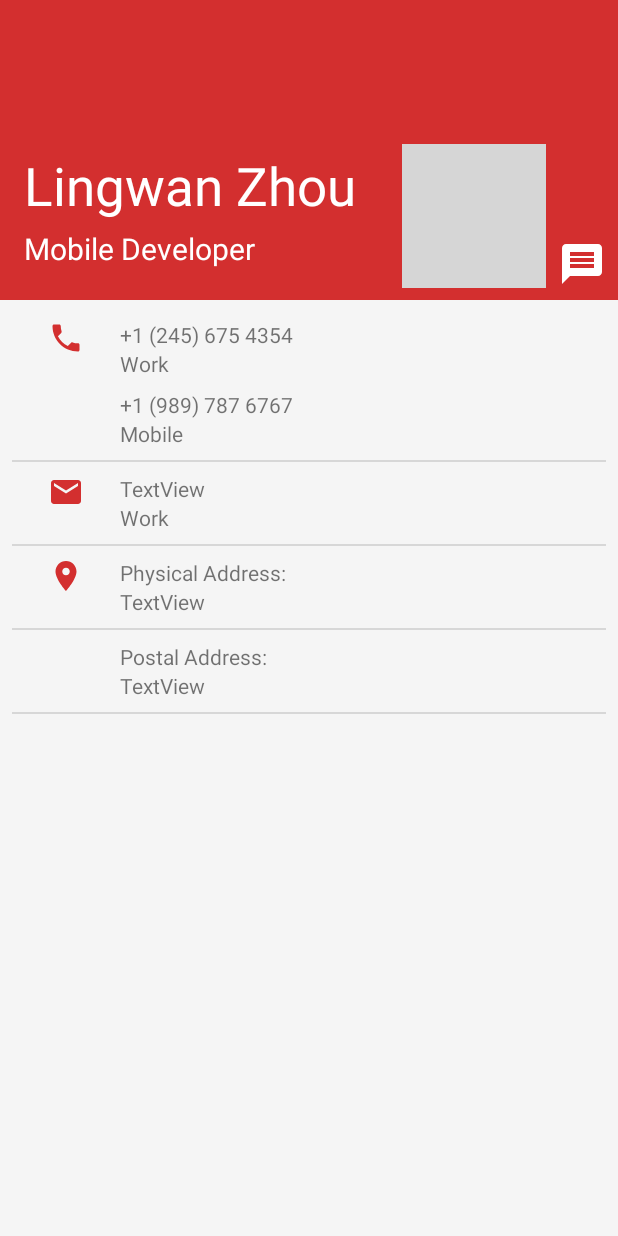
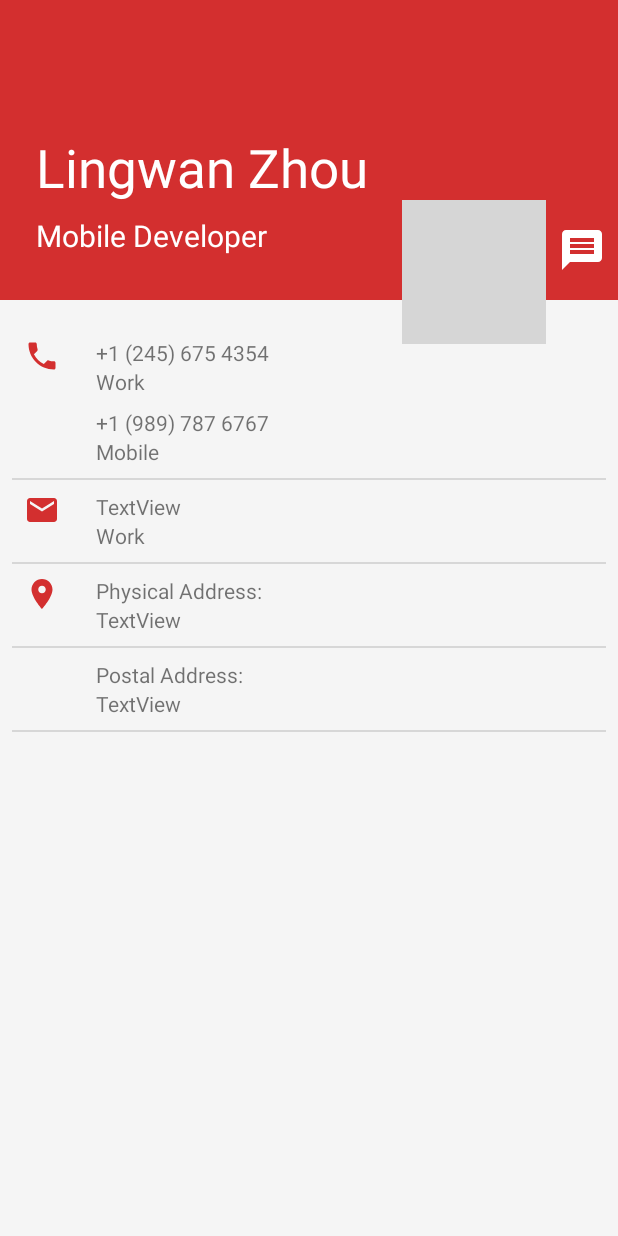
Before and after one commit to cfiamobility/directinfo, an Android app: the layout activity_detailed_info.xml on its own in the app's theme, with its tools: preview values and no code run, on a phone screen of 412 x 824 dp. Run offline under Robolectric (Android 15) with nearby library versions, the phone set to English and light mode, and no system bars; grey boxes are pictures that could not be loaded.

Commit message:
details page changed

```diff
--- a/app/src/main/res/layout/activity_detailed_info.xml
+++ b/app/src/main/res/layout/activity_detailed_info.xml
@@ -16,38 +16,48 @@
             android:id="@+id/contact_banner"
             android:layout_width="match_parent"
             android:layout_height="200dp"
-            android:background="@color/md_red_700" />
+            android:background="@color/md_red_700"
+            app:layout_constraintEnd_toEndOf="parent"
+            app:layout_constraintHorizontal_bias="0.0"
+            app:layout_constraintStart_toStartOf="parent"
+            app:layout_constraintTop_toTopOf="parent" />
 
         <TextView
             android:id="@+id/tvName"
             android:layout_width="wrap_content"
             android:layout_height="wrap_content"
+            android:layout_marginStart="8dp"
+            android:layout_marginTop="8dp"
             android:paddingLeft="16dp"
-            android:paddingTop="100dp"
+            android:paddingTop="80dp"
             android:text="Lingwan Zhou"
             android:textColor="@android:color/white"
-            android:textSize="35dp" />
+            android:textSize="35dp"
+            app:layout_constraintStart_toStartOf="parent"
+            app:layout_constraintTop_toTopOf="parent" />
 
         <TextView
             android:id="@+id/tvTitle"
             android:layout_width="wrap_content"
             android:layout_height="wrap_content"
+            android:layout_marginTop="8dp"
             android:paddingLeft="16dp"
-            android:paddingTop="152dp"
             android:text="Mobile Developer"
             android:textColor="@android:color/white"
-            android:textSize="20dp" />
+            android:textSize="20dp"
+            app:layout_constraintStart_toStartOf="@+id/tvName"
+            app:layout_constraintTop_toBottomOf="@+id/tvName" />
 
         <ImageButton
             android:id="@+id/btnTextMobile"
             android:layout_width="wrap_content"
             android:layout_height="wrap_content"
-            android:layout_marginBottom="8dp"
             android:layout_marginEnd="8dp"
             android:background="@android:color/transparent"
             android:src="@drawable/ic_message_white"
             app:layout_constraintBottom_toBottomOf="@+id/contact_banner"
-            app:layout_constraintEnd_toEndOf="parent" />
+            app:layout_constraintEnd_toEndOf="parent"
+            app:layout_constraintTop_toTopOf="@+id/addToContactsFAB" />
 
         <ImageButton
             android:id="@+id/addToContactsFAB"
@@ -60,13 +70,15 @@
             android:focusable="true"
             app:layout_constraintBottom_toBottomOf="@+id/contact_banner"
             app:layout_constraintEnd_toStartOf="@+id/btnTextMobile"
+            app:layout_constraintTop_toBottomOf="@+id/tvTitle"
             app:srcCompat="@drawable/ic_person_add_white" />
 
         <ImageButton
             android:id="@+id/btnCallPrimary"
             android:layout_width="wrap_content"
             android:layout_height="wrap_content"
-            android:layout_marginStart="32dp"
+            android:layout_marginStart="16dp"
+            android:layout_marginTop="12dp"
             android:background="@color/md_grey_100"
             android:paddingTop="13dp"
             app:layout_constraintStart_toStartOf="parent"
--- a/app/src/main/res/layout/activity_search.xml
+++ b/app/src/main/res/layout/activity_search.xml
@@ -58,7 +58,6 @@
             android:id="@+id/searchResultsRecyclerView"
             android:layout_width="0dp"
             android:layout_height="0dp"
-            android:layout_marginBottom="16dp"
             android:layout_marginEnd="8dp"
             android:layout_marginStart="8dp"
             app:layout_constraintBottom_toBottomOf="parent"
```
Also changed, not shown: app/src/main/java/ca/gc/inspection/directinfo/DetailedInfo.java (+4 -3 lines), app/src/main/res/layout/search_result_row.xml (+0 -10 lines).
